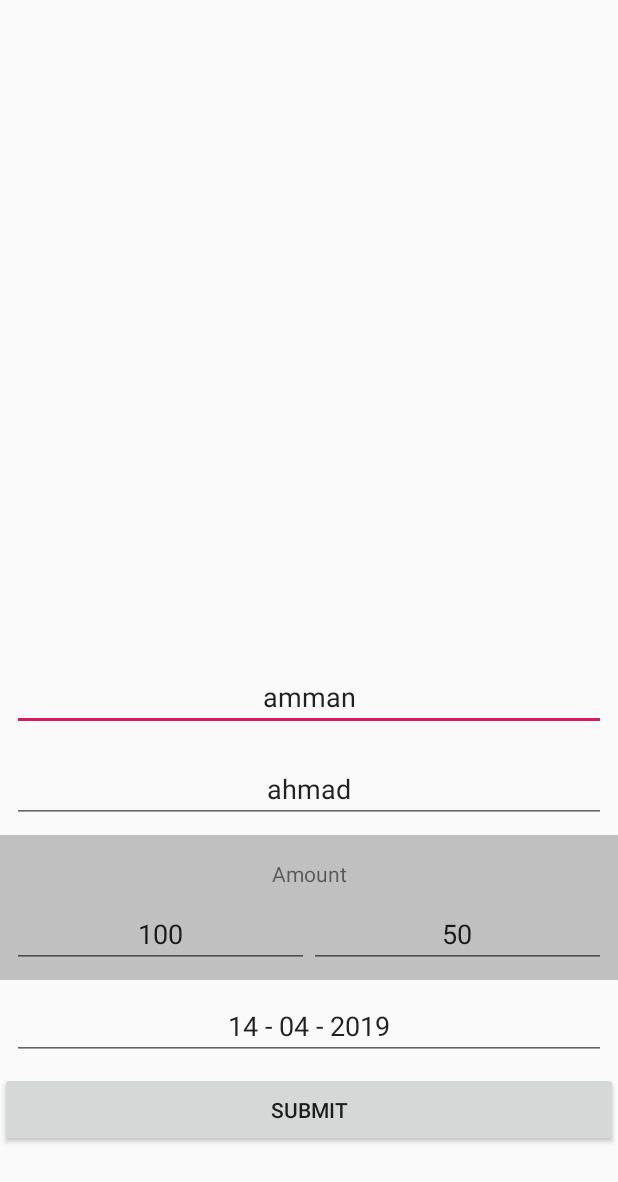
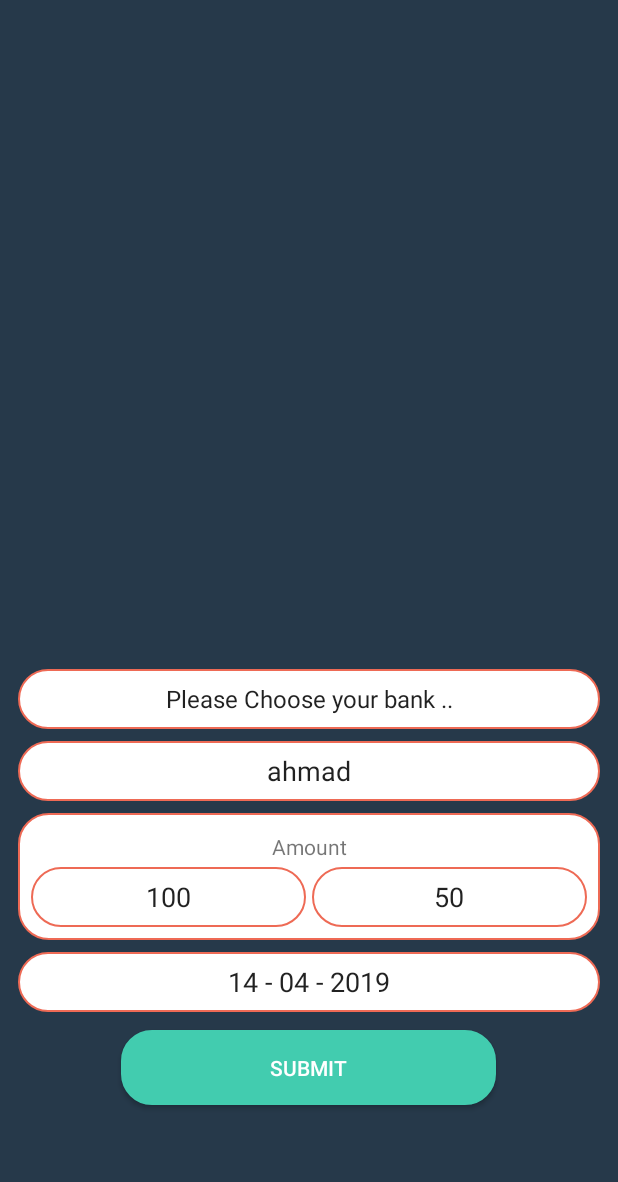
Before and after one commit to monzer24/MyProject, an Android app: the CheckInfo screen opened directly, with no data from a screen before it, on a phone screen of 412 x 824 dp. Shown: the top 1182 px of the screen. Run offline under Robolectric (Android 15) with nearby library versions, the phone set to English and light mode, and no system bars; our stand-ins replace Firebase (no records; nobody signed in at launch, a user with empty details on screens opened directly); 3 statements that could not run were skipped.

Commit message:
final changes

```diff
--- a/app/src/main/java/com/projects/check/FirebaseConnection.java
+++ b/app/src/main/java/com/projects/check/FirebaseConnection.java
@@ -92,7 +92,7 @@ public class FirebaseConnection implements Connection<String, Object> {
                             .setIcon(R.drawable.check)
                             .setTitle("Successful !")
                             .setMessage("Check ID : " + docId + " Copy it and send it to the recipient")
-                            .setNeutralButton("Copy", new DialogInterface.OnClickListener() {
+                            .setPositiveButton("Copy", new DialogInterface.OnClickListener() {
                                 @Override
                                 public void onClick(DialogInterface dialog, int which) {
                                     ClipboardManager clip = (ClipboardManager) context.getSystemService(Context.CLIPBOARD_SERVICE);
@@ -100,7 +100,6 @@ public class FirebaseConnection implements Connection<String, Object> {
                                     clip.setPrimaryClip(data);
                                     System.out.println(docId);
                                     Toast.makeText(context, docId + "has been Copied to clip board", Toast.LENGTH_SHORT);
-                                    System.out.println(context);
 //                                    (context).startActivity(new Intent(context, ChooseingAction.class));
                                 }
                             }).show();
--- a/app/src/main/java/com/projects/check/MainActivity.java
+++ b/app/src/main/java/com/projects/check/MainActivity.java
@@ -37,6 +37,7 @@ import android.view.Surface;
 import android.view.TextureView;
 import android.view.View;
 import android.widget.Button;
+import android.widget.ImageView;
 import android.widget.Toast;
 
 import java.io.BufferedInputStream;
@@ -54,7 +55,7 @@ import java.util.List;
 
 public class MainActivity extends AppCompatActivity {
 
-    private Button btnCapture;
+    private ImageView btnCapture;
     private TextureView textureView;
 
     //Check state orientation of output image
--- a/app/src/main/res/layout/check_info.xml
+++ b/app/src/main/res/layout/check_info.xml
@@ -6,6 +6,7 @@
     xmlns:tools="http://schemas.android.com/tools"
     android:layout_width="match_parent"
     android:layout_height="match_parent"
+    android:background="#26394A"
     tools:context=".CheckInfo">
 
     <LinearLayout
@@ -31,30 +32,34 @@
         <LinearLayout
             android:layout_width="match_parent"
             android:layout_height="wrap_content"
-            android:orientation="vertical" >
+            android:orientation="vertical"
+            android:layout_margin="8dp">
 
-            <EditText
+            <Spinner
                 android:id="@+id/branch"
                 android:layout_width="match_parent"
-                android:layout_height="wrap_content"
-                android:layout_margin="8dp"
-                android:hint="Branch"
+                android:layout_height="40dp"
+                android:layout_margin="4dp"
+                android:entries="@array/banks"
                 android:text="amman"
+                android:background="@drawable/rounded"
                 android:textAlignment="center" />
 
             <EditText
                 android:id="@+id/name"
                 android:layout_width="match_parent"
-                android:layout_height="wrap_content"
-                android:layout_margin="8dp"
+                android:layout_height="40dp"
+                android:layout_margin="4dp"
                 android:hint="Name"
                 android:text="ahmad"
+                android:background="@drawable/rounded"
                 android:textAlignment="center" />
 
             <FrameLayout
                 android:layout_width="match_parent"
                 android:layout_height="wrap_content"
-                android:background="#c0c0c0">
+                android:background="@drawable/rounded"
+                android:layout_margin="4dp">
 
                 <LinearLayout
                     android:layout_width="match_parent"
@@ -72,7 +77,7 @@
                             android:layout_width="wrap_content"
                             android:layout_height="match_parent"
                             android:layout_weight="1"
-                            android:padding="8dp"
+                            android:padding="4dp"
                             android:text="Amount"
                             android:textAlignment="center" />
 
@@ -87,20 +92,24 @@
                         <EditText
                             android:id="@+id/amount_jod"
                             android:layout_width="match_parent"
-                            android:layout_height="wrap_content"
+                            android:layout_height="40dp"
                             android:layout_weight="1"
+                            android:layout_marginRight="2dp"
                             android:hint="JOD"
                             android:text="100"
-                            android:textAlignment="center" />
+                            android:textAlignment="center"
+                            android:background="@drawable/rounded"/>
 
                         <EditText
                             android:id="@+id/amount_fils"
                             android:layout_width="match_parent"
-                            android:layout_height="wrap_content"
+                            android:layout_height="40dp"
                             android:layout_weight="1"
+                            android:layout_marginLeft="2dp"
                             android:hint="Fils"
                             android:text="50"
-                            android:textAlignment="center" />
+                            android:textAlignment="center"
+                            android:background="@drawable/rounded"/>
 
                     </LinearLayout>
 
@@ -111,22 +120,29 @@
             <EditText
                 android:id="@+id/date"
                 android:layout_width="match_parent"
-                android:layout_height="wrap_content"
-                android:layout_margin="8dp"
+                android:layout_height="40dp"
+                android:layout_margin="4dp"
                 android:ems="10"
                 android:focusable="false"
                 android:hint="Check Date"
                 android:inputType="date"
                 android:text="14 - 04 - 2019"
-                android:textAlignment="center" />
+                android:textAlignment="center"
+                android:background="@drawable/rounded"/>
 
             <Button
                 android:id="@+id/submit"
-                android:layout_width="match_parent"
+                android:layout_width="250dp"
                 android:layout_height="50dp"
-                android:layout_marginBottom="8dp"
+                android:layout_margin="8dp"
+                android:layout_gravity="center"
                 android:text="submit"
-                app:layout_constraintBottom_toBottomOf="parent" />
+                android:textColor="#fff"
+                app:layout_constraintBottom_toBottomOf="parent"
+                android:background="@drawable/rounded"
+                android:backgroundTint="#FF42CCAF"
+
+                />
         </LinearLayout>
     </LinearLayout>
 
```
Also changed, not shown: app/src/main/res/layout/activity_main.xml (+20 -27 lines), app/src/main/res/layout/captured.xml (+24 -17 lines), app/src/main/res/layout/choose.xml (added, +59 -0 lines), app/src/main/res/drawable/confirm.png (added), app/src/main/res/drawable/next.png (deleted), app/src/main/res/drawable/take.png (added), app/src/main/res/drawable/x.png, 80 other files.
